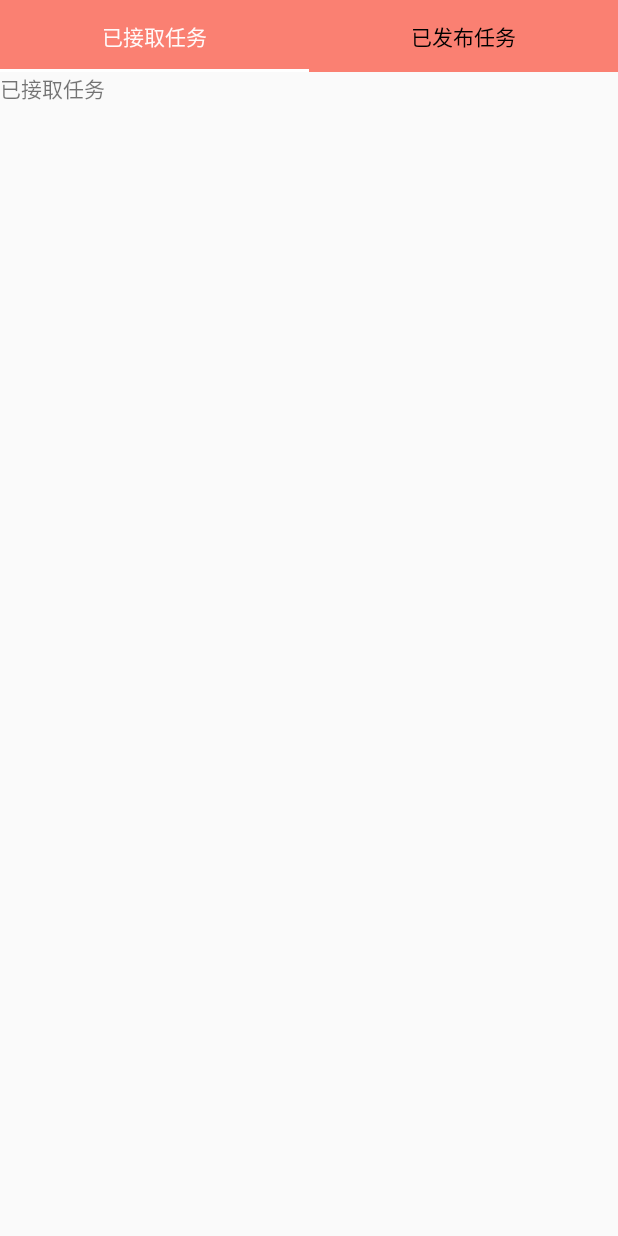
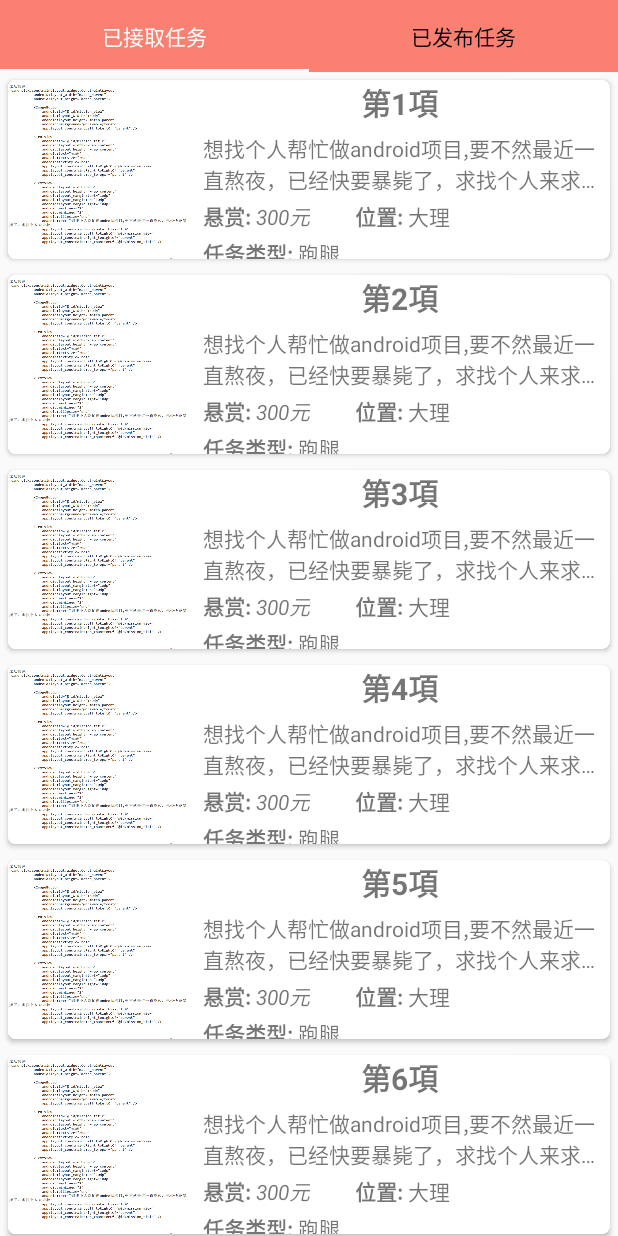
Before and after one commit to zjz958182284/TaskDistributingHall, an Android app: the fragment MissionFragment shown on its own in the app's theme, on a phone screen of 412 x 824 dp. Run offline under Robolectric (Android 15) with nearby library versions, the phone set to English and light mode, and no system bars.

Commit message:
已发布任务和已接受任务的模板完成

```diff
--- a/app/src/main/AndroidManifest.xml
+++ b/app/src/main/AndroidManifest.xml
@@ -14,7 +14,9 @@
         android:roundIcon="@mipmap/ic_launcher_round"
         android:supportsRtl="true"
         android:theme="@style/AppTheme">
-        <activity android:name=".Resume_page"></activity>
+        <activity android:name=".AcceptedTaskDetailPage"></activity>
+        <activity android:name=".PublishedTaskDetailPage" />
+        <activity android:name=".Resume_page" />
         <activity android:name=".Mission_detail_page" />
         <activity android:name=".Activity.AddMissionPage" />
         <activity android:name=".Fragment.PersonalCenter.AboutPage" />
--- /dev/null
+++ b/app/src/main/java/com/example/taskdistributinghall/Fragment/Mission/AcceptedPageRecyclerViewAdapter.java
@@ -0,0 +1,63 @@
+package com.example.taskdistributinghall.Fragment.Mission;
+
+import android.content.Context;
+import android.content.Intent;
+import android.view.LayoutInflater;
+import android.view.View;
+import android.view.ViewGroup;
+import android.widget.ImageView;
+import android.widget.TextView;
+
+import androidx.annotation.NonNull;
+import androidx.recyclerview.widget.RecyclerView;
+
+import com.example.taskdistributinghall.AcceptedTaskDetailPage;
+import com.example.taskdistributinghall.R;
+
+import java.util.List;
+
+public class AcceptedPageRecyclerViewAdapter extends RecyclerView.Adapter<AcceptedPageRecyclerViewAdapter.AcceptedPageViewHolder>{
+    private List<String> acceptedPageMissionTitle;//标题
+
+    public AcceptedPageRecyclerViewAdapter(List<String> listStr){
+        acceptedPageMissionTitle=listStr;
+    }
+
+    public class AcceptedPageViewHolder extends  RecyclerView.ViewHolder implements View.OnClickListener{
+        public ImageView imgView;
+        public TextView textView;
+
+        public  AcceptedPageViewHolder(View itemView){
+            super(itemView);
+            imgView=itemView.findViewById(R.id.accepted_page_mission_view);
+            textView=itemView.findViewById(R.id.accepted_page_mission_title);
+            itemView.setOnClickListener(this); // 處理按下的事件。
+        }
+        @Override
+        public void onClick(View v) {
+            Context context= v.getContext();
+            Intent intent =new Intent(context, AcceptedTaskDetailPage.class);
+            context.startActivity(intent);
+        }
+    }
+
+
+
+    @Override
+    public AcceptedPageRecyclerViewAdapter.AcceptedPageViewHolder onCreateViewHolder(@NonNull ViewGroup parent, int viewType) {
+        View v = LayoutInflater.from(parent.getContext()).inflate(R.layout.accepted_task_view,parent,false);
+        AcceptedPageRecyclerViewAdapter.AcceptedPageViewHolder viewHolder=new AcceptedPageRecyclerViewAdapter.AcceptedPageViewHolder(v);
+        return viewHolder;
+    }
+
+    @Override
+    public void onBindViewHolder(@NonNull AcceptedPageRecyclerViewAdapter.AcceptedPageViewHolder holder, int position) {
+        holder.imgView.setImageResource(R.drawable.test1);
+        holder.textView.setText(acceptedPageMissionTitle.get(position));
+    }
+
+    @Override
+    public int getItemCount() {
+        return acceptedPageMissionTitle.size();
+    }
+}
--- a/app/src/main/java/com/example/taskdistributinghall/Fragment/Mission/AcceptedTaskPage.java
+++ b/app/src/main/java/com/example/taskdistributinghall/Fragment/Mission/AcceptedTaskPage.java
@@ -1,15 +1,20 @@
 package com.example.taskdistributinghall.Fragment.Mission;
 
 import android.os.Bundle;
-
 import android.view.LayoutInflater;
 import android.view.View;
 import android.view.ViewGroup;
-import androidx.fragment.app.Fragment;
+
 import androidx.annotation.NonNull;
 import androidx.annotation.Nullable;
+import androidx.fragment.app.Fragment;
+import androidx.recyclerview.widget.RecyclerView;
+import androidx.recyclerview.widget.StaggeredGridLayoutManager;
 
 import com.example.taskdistributinghall.R;
+
+import java.util.ArrayList;
+import java.util.List;
 
 public class AcceptedTaskPage extends Fragment {
     @Nullable
@@ -18,4 +23,23 @@ public class AcceptedTaskPage extends Fragment {
         View view=inflater.inflate(R.layout.accepted_task_page,null);
         return view;
     }
+
+    @Override
+    public void onViewCreated(@NonNull View view, @Nullable Bundle savedInstanceState) {
+
+        // 把項目清單準備好，放在一個List物件裏頭
+        List<String> listStr = new ArrayList<>();
+        for (int i = 0; i < 50; i++)
+            listStr.add(new String("第" + String.valueOf(i+1) + "項"));
+        RecyclerView recyclerView=view.findViewById(R.id.accepted_page_recycler_view);
+
+        // 設定RecyclerView使用的LayoutManager，
+        // LayoutManager決定項目的排列方式。
+        recyclerView.setLayoutManager(new StaggeredGridLayoutManager(1,StaggeredGridLayoutManager.VERTICAL));
+
+        // 建立RecyclerView的Adapter物件，傳入包含項目清單的List物件
+        AcceptedPageRecyclerViewAdapter adapter=new AcceptedPageRecyclerViewAdapter(listStr);
+        recyclerView.setAdapter(adapter);
+        super.onViewCreated(view, savedInstanceState);
+    }
 }
--- a/app/src/main/java/com/example/taskdistributinghall/Fragment/Mission/MissionFragment.java
+++ b/app/src/main/java/com/example/taskdistributinghall/Fragment/Mission/MissionFragment.java
@@ -1,11 +1,9 @@
 package com.example.taskdistributinghall.Fragment.Mission;
 
-import android.content.Context;
 import android.os.Bundle;
 import android.view.LayoutInflater;
 import android.view.View;
 import android.view.ViewGroup;
-import android.widget.ImageView;
 
 import androidx.annotation.NonNull;
 import androidx.annotation.Nullable;
@@ -31,7 +29,7 @@ public class MissionFragment extends Fragment {
 
     @Override
     public void onViewCreated(@NonNull View view, @Nullable Bundle savedInstanceState) {
-        initFragmen();
+        initFragment();
         TabLayout tabLayout=view.findViewById(R.id.tab_layout);
         missionPageAdapter=new MissionPageAdapter(getChildFragmentManager(),fragmentList);
         viewPager=view.findViewById(R.id.view_Pager);
@@ -40,7 +38,7 @@ public class MissionFragment extends Fragment {
         super.onViewCreated(view, savedInstanceState);
     }
 
-   public void initFragmen(){
+   public void initFragment(){
         fragmentList=new ArrayList<>();
         fragmentList.add(new AcceptedTaskPage());
         fragmentList.add(new PublishedTaskPage());
--- /dev/null
+++ b/app/src/main/java/com/example/taskdistributinghall/Fragment/Mission/PublishedPageRecyclerViewAdapter.java
@@ -0,0 +1,63 @@
+package com.example.taskdistributinghall.Fragment.Mission;
+
+import android.content.Context;
+import android.content.Intent;
+import android.view.LayoutInflater;
+import android.view.View;
+import android.view.ViewGroup;
+import android.widget.ImageView;
+import android.widget.TextView;
+
+import androidx.annotation.NonNull;
+import androidx.recyclerview.widget.RecyclerView;
+
+import com.example.taskdistributinghall.PublishedTaskDetailPage;
+import com.example.taskdistributinghall.R;
+
+import java.util.List;
+
+public class PublishedPageRecyclerViewAdapter extends RecyclerView.Adapter<PublishedPageRecyclerViewAdapter.PublishedPageViewHolder> {
+    private List<String> missionTitle;//标题
+
+    public PublishedPageRecyclerViewAdapter(List<String> listStr){
+        missionTitle=listStr;
+    }
+
+    public class PublishedPageViewHolder extends  RecyclerView.ViewHolder implements View.OnClickListener{
+        public ImageView imgView;
+        public TextView textView;
+
+        public  PublishedPageViewHolder(View itemView){
+            super(itemView);
+            imgView=itemView.findViewById(R.id.published_page_mission_view);
+            textView=itemView.findViewById(R.id.published_page_mission_title);
+            itemView.setOnClickListener(this); // 處理按下的事件。
+        }
+        @Override
+        public void onClick(View v) {
+            Context context= v.getContext();
+            Intent intent =new Intent(context, PublishedTaskDetailPage.class);
+            context.startActivity(intent);
+        }
+    }
+
+
+
+    @Override
+    public PublishedPageViewHolder onCreateViewHolder(@NonNull ViewGroup parent, int viewType) {
+       View v = LayoutInflater.from(parent.getContext()).inflate(R.layout.published_task_view,parent,false);
+       PublishedPageViewHolder viewHolder=new PublishedPageViewHolder(v);
+       return viewHolder;
+    }
+
+    @Override
+    public void onBindViewHolder(@NonNull PublishedPageViewHolder holder, int position) {
+        holder.imgView.setImageResource(R.drawable.test1);
+        holder.textView.setText(missionTitle.get(position));
+    }
+
+    @Override
+    public int getItemCount() {
+       return missionTitle.size();
+    }
+}
--- a/app/src/main/java/com/example/taskdistributinghall/Fragment/Mission/PublishedTaskPage.java
+++ b/app/src/main/java/com/example/taskdistributinghall/Fragment/Mission/PublishedTaskPage.java
@@ -8,8 +8,13 @@ import android.view.ViewGroup;
 import androidx.annotation.NonNull;
 import androidx.annotation.Nullable;
 import androidx.fragment.app.Fragment;
+import androidx.recyclerview.widget.RecyclerView;
+import androidx.recyclerview.widget.StaggeredGridLayoutManager;
 
 import com.example.taskdistributinghall.R;
+
+import java.util.ArrayList;
+import java.util.List;
 
 public class PublishedTaskPage extends Fragment {
     @Nullable
@@ -18,4 +23,23 @@ public class PublishedTaskPage extends Fragment {
         View view=inflater.inflate(R.layout.published_task_page,null);
         return view;
     }
+
+    @Override
+    public void onViewCreated(@NonNull View view, @Nullable Bundle savedInstanceState) {
+        // 把項目清單準備好，放在一個List物件裏頭
+        List<String> listStr = new ArrayList<>();
+        for (int i = 0; i < 50; i++) {
+            listStr.add(new String("第" + String.valueOf(i + 1) + "項"));
+        }
+        RecyclerView recyclerView=view.findViewById(R.id.published_task_recycler_view);
+
+        // 設定RecyclerView使用的LayoutManager，
+        // LayoutManager決定項目的排列方式。
+        recyclerView.setLayoutManager(new StaggeredGridLayoutManager(1,StaggeredGridLayoutManager.VERTICAL));
+
+        // 建立RecyclerView的Adapter物件，傳入包含項目清單的List物件
+        PublishedPageRecyclerViewAdapter adapter=new PublishedPageRecyclerViewAdapter(listStr);
+        recyclerView.setAdapter(adapter);
+        super.onViewCreated(view, savedInstanceState);
+    }
 }
--- a/app/src/main/java/com/example/taskdistributinghall/Mission_detail_page.java
+++ b/app/src/main/java/com/example/taskdistributinghall/Mission_detail_page.java
@@ -27,7 +27,7 @@ public class Mission_detail_page extends AppCompatActivity {
             }
         });
 
-        Button button=findViewById(R.id.accepted_btn);
+        Button button=findViewById(R.id.accept_task_btn);
         button.setOnClickListener(new View.OnClickListener() {
             @Override
             public void onClick(View v) {
--- a/app/src/main/res/layout/accepted_task_page.xml
+++ b/app/src/main/res/layout/accepted_task_page.xml
@@ -5,11 +5,8 @@
     android:layout_width="match_parent"
     android:layout_height="match_parent">
 
-    <TextView
-        android:id="@+id/textView5"
-        android:layout_width="wrap_content"
-        android:layout_height="wrap_content"
-        android:text="已接取任务"
-        tools:layout_editor_absoluteX="142dp"
-        tools:layout_editor_absoluteY="247dp" />
+    <androidx.recyclerview.widget.RecyclerView
+        android:id="@+id/accepted_page_recycler_view"
+        android:layout_width="match_parent"
+        android:layout_height="match_parent"/>
 </androidx.constraintlayout.widget.ConstraintLayout>
--- /dev/null
+++ b/app/src/main/res/layout/accepted_task_view.xml
@@ -0,0 +1,126 @@
+<?xml version="1.0" encoding="utf-8"?>
+<androidx.cardview.widget.CardView android:id="@+id/accepted_page_card_view"
+    android:layout_width="match_parent"
+    android:layout_height="130dp"
+    android:layout_margin="5dp"
+    app:cardCornerRadius="5dp"
+    android:elevation="30dp"
+
+    xmlns:android="http://schemas.android.com/apk/res/android"
+    xmlns:app="http://schemas.android.com/apk/res-auto">
+
+    <androidx.constraintlayout.widget.ConstraintLayout
+        android:layout_width="match_parent"
+        android:layout_height="match_parent">
+
+        <ImageView
+            android:id="@+id/accepted_page_mission_view"
+            android:layout_width="120dp"
+            android:layout_height="match_parent"
+            android:background="@drawable/test1"
+            android:scaleType="fitXY"
+            android:clickable="true"
+            app:layout_constraintLeft_toLeftOf="parent" />
+
+        <TextView
+            android:id="@+id/accepted_page_mission_title"
+            android:layout_width="wrap_content"
+            android:layout_height="wrap_content"
+            android:text="标题"
+            android:textSize="20dp"
+            android:textStyle="bold"
+            app:layout_constraintLeft_toRightOf="@id/accepted_page_mission_view"
+            app:layout_constraintRight_toRightOf="parent"
+            app:layout_constraintTop_toTopOf="parent" />
+
+        <TextView
+            android:id="@+id/accepted_page_description_text"
+            android:layout_width="0dp"
+            android:layout_height="wrap_content"
+            android:layout_marginStart="10dp"
+            android:layout_marginTop="5dp"
+            android:layout_marginRight="10dp"
+            android:maxLines="2"
+            android:minLines="2"
+            android:ellipsize="end"
+            android:text="想找个人帮忙做android项目,要不然最近一直熬夜，已经快要暴毙了，求找个人来求救"
+            app:layout_constraintHorizontal_bias="1.0"
+            app:layout_constraintLeft_toRightOf="@id/accepted_page_mission_view"
+            app:layout_constraintRight_toRightOf="parent"
+            app:layout_constraintTop_toBottomOf="@id/accepted_page_mission_title" />
+
+        <TextView
+            android:layout_marginTop="3dp"
+            android:id="@+id/bounty_text"
+            android:text="悬赏:"
+            android:textStyle="bold"
+            android:layout_marginStart="10dp"
+            android:layout_width="wrap_content"
+            android:layout_height="wrap_content"
+            app:layout_constraintTop_toBottomOf="@id/accepted_page_description_text"
+            app:layout_constraintLeft_toRightOf="@id/accepted_page_mission_view"/>
+
+
+        <TextView
+            android:id="@+id/bounty"
+            android:text="300元"
+            android:textStyle="italic"
+            app:layout_constraintBaseline_toBaselineOf="@id/bounty_text"
+            android:layout_marginStart="3dp"
+            android:layout_width="wrap_content"
+            android:layout_height="wrap_content"
+            app:layout_constraintTop_toBottomOf="@id/accepted_page_description_text"
+            app:layout_constraintLeft_toRightOf="@id/bounty_text"/>
+
+        <TextView
+            android:layout_marginTop="3dp"
+            android:id="@+id/location_text"
+            android:text="位置:"
+            android:textStyle="bold"
+            android:layout_marginStart="10dp"
+            android:minLines="1"
+            android:maxLines="1"
+            android:ellipsize="end"
+            android:layout_width="wrap_content"
+            android:layout_height="wrap_content"
+            app:layout_constraintTop_toBottomOf="@id/accepted_page_description_text"
+            app:layout_constraintLeft_toRightOf="@id/mission_type"/>
+
+
+        <TextView
+            android:id="@+id/location"
+            android:text="大理"
+            app:layout_constraintBaseline_toBaselineOf="@id/location_text"
+            android:layout_marginStart="3dp"
+            android:layout_width="wrap_content"
+            android:layout_height="wrap_content"
+            app:layout_constraintTop_toBottomOf="@id/accepted_page_description_text"
+            app:layout_constraintLeft_toRightOf="@id/location_text"/>
+
+        <TextView
+            android:layout_marginTop="3dp"
+            android:id="@+id/mission_type_text"
+            android:text="任务类型:"
+            android:textStyle="bold"
+            android:layout_marginStart="10dp"
+            android:layout_width="wrap_content"
+            android:layout_height="wrap_content"
+            app:layout_constraintTop_toBottomOf="@id/bounty_text"
+
+            app:layout_constraintLeft_toRightOf="@id/accepted_page_mission_view"/>
+
+
+        <TextView
+            android:id="@+id/mission_type"
+            android:text="跑腿"
+            app:layout_constraintBaseline_toBaselineOf="@id/mission_type_text"
+            android:layout_marginStart="3dp"
+            android:layout_width="wrap_content"
+            android:layout_height="wrap_content"
+            app:layout_constraintTop_toBottomOf="@id/bounty_text"
+            app:layout_constraintLeft_toRightOf="@id/mission_type_text"
+            />
+
+
+    </androidx.constraintlayout.widget.ConstraintLayout>
+</androidx.cardview.widget.CardView>
--- a/app/src/main/res/layout/activity_mission_detail_page.xml
+++ b/app/src/main/res/layout/activity_mission_detail_page.xml
@@ -104,7 +104,7 @@
           </androidx.constraintlayout.widget.ConstraintLayout>
         </androidx.cardview.widget.CardView>
         <Button
-            android:id="@+id/accepted_btn"
+            android:id="@+id/accept_task_btn"
             app:layout_constraintTop_toBottomOf="@id/mission_detail_page_card_view2"
             app:layout_constraintRight_toRightOf="parent"
             android:text="接受任务"
--- a/app/src/main/res/layout/published_task_page.xml
+++ b/app/src/main/res/layout/published_task_page.xml
@@ -3,4 +3,9 @@
     xmlns:android="http://schemas.android.com/apk/res/android" android:layout_width="match_parent"
     android:layout_height="match_parent">
 
+    <androidx.recyclerview.widget.RecyclerView
+        android:id="@+id/published_task_recycler_view"
+        android:layout_width="match_parent"
+        android:layout_height="match_parent"/>
+
 </androidx.constraintlayout.widget.ConstraintLayout>
```
Also changed, not shown: app/src/main/java/com/example/taskdistributinghall/AcceptedTaskDetailPage.java (added, +14 -0 lines), app/src/main/java/com/example/taskdistributinghall/PublishedDetailPageRecyclerViewAdapter.java (added, +57 -0 lines), app/src/main/java/com/example/taskdistributinghall/PublishedTaskDetailPage.java (added, +15 -0 lines), app/src/main/res/layout/accept_people_list_view.xml (added, +88 -0 lines), app/src/main/res/layout/activity_accepted_task_detail_page.xml (added, +9 -0 lines), app/src/main/res/layout/activity_published_task_detail_page.xml (added, +105 -0 lines), app/src/main/res/layout/published_task_view.xml (added, +126 -0 lines).
